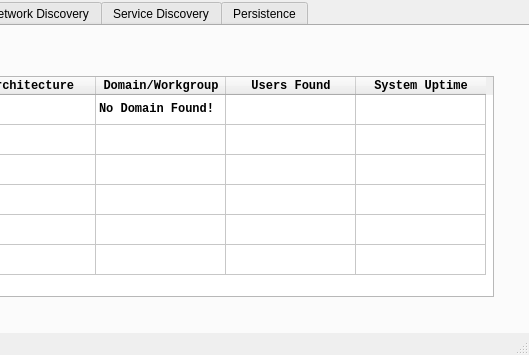
Qt form mainwindow.ui (KernelPhantom-010/Red-Team-Host-Recon) before a commit; both pictures show x 309 to 838 and y 0 to 355 of the 838 by 355 pixel window.
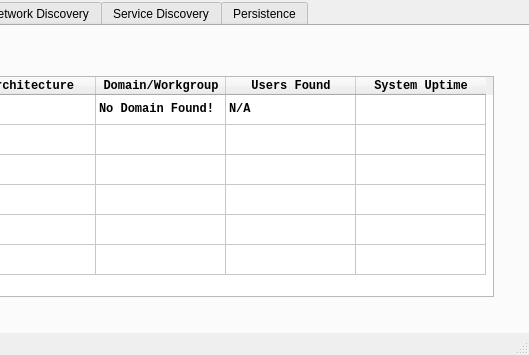
The same form after that commit.

Diff of the .ui file:
```diff
--- a/mainwindow.ui
+++ b/mainwindow.ui
@@ -168,6 +168,11 @@
         <string>No Domain Found!</string>
        </property>
       </item>
+      <item row="0" column="4">
+       <property name="text">
+        <string>N/A</string>
+       </property>
+      </item>
      </widget>
     </widget>
     <widget class="QWidget" name="tab_2">
```
